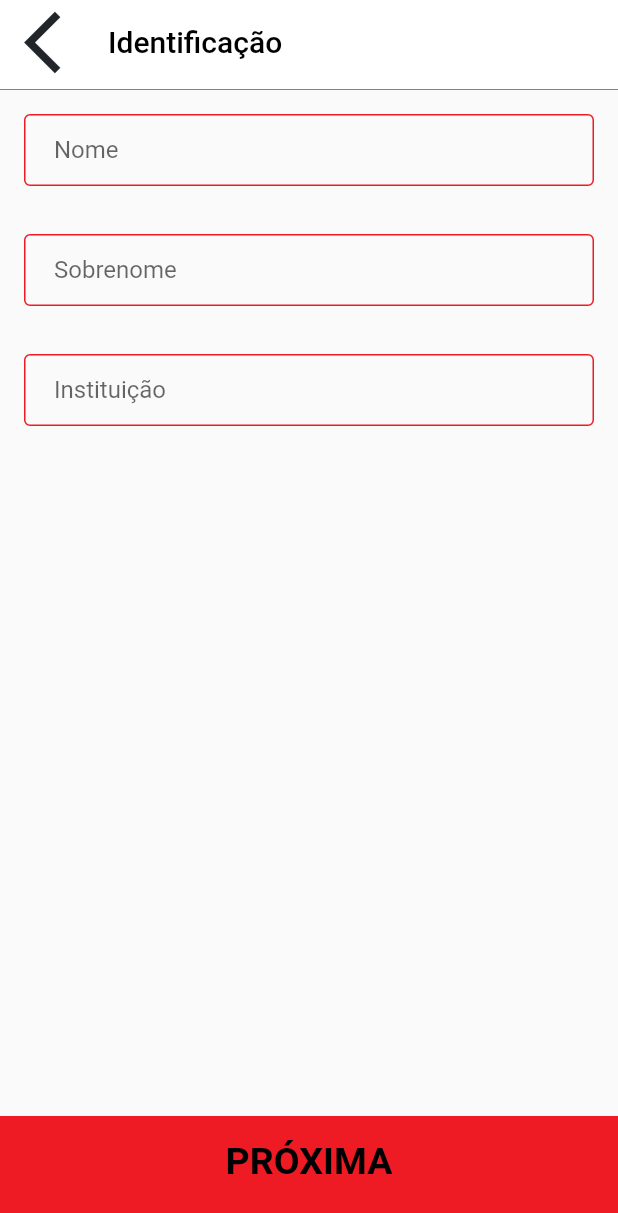
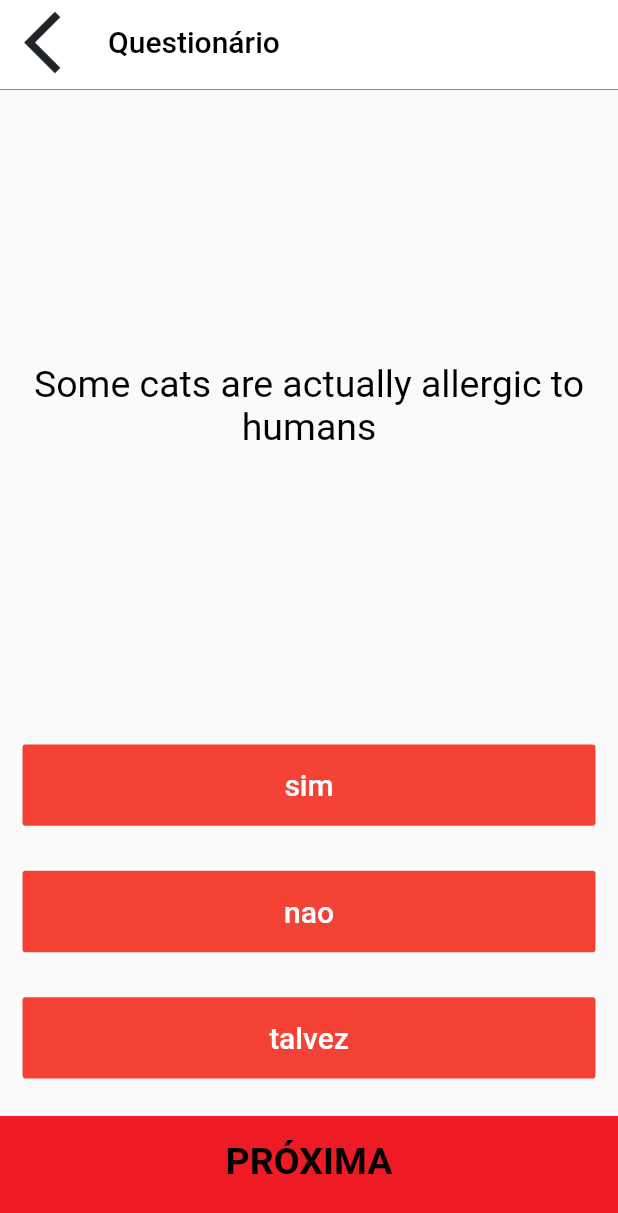
Before and after one commit to gustavo-ferreira20/celer-pequisa, a Flutter app: the IniciarQuiz screen opened by its route, after a tap on "INICIAR QUIZ", on a phone screen of 412 x 824 dp. Shown: the top 1213 px of the screen. Run offline on Flutter 3.47's test engine with Material 2 defaults, Android fonts, the phone set to English and light mode, and no system bars; our stand-ins replace rflutter_alert.

Commit message:
Quiz: Logic and Constructor

```diff
--- /dev/null
+++ b/lib/funcionalidades/estrutura_das_questoes.dart
@@ -0,0 +1,9 @@
+class Question {
+  String questionText;
+  List<String> questionAnswer;
+
+  Question(String q, {List<String> a}) {
+    questionText = q;
+    questionAnswer = a;
+  }
+}
--- /dev/null
+++ b/lib/funcionalidades/questaoCerebro.dart
@@ -0,0 +1,70 @@
+import 'package:celer_pesquisa_app/funcionalidades/estrutura_das_questoes.dart';
+
+class QuestaoCerebro {
+  int _questionNumber = 0;
+
+  List<Question> _questionBank = [
+    Question('Some cats are actually allergic to humans',
+        a: ['sim', 'nao', 'talvez']),
+    Question('You can lead a cow down stairs but not up stairs.',
+        a: ['sim', 'nao', 'aaaaaa']),
+    Question('Questao sem alternativa'),
+    Question('Approximately one quarter of human bones are in the feet.',
+        a: ['sim', 'ssssssss', 'talvez', 'uuu']),
+    Question('TEssssssssss', a: [
+      'foi',
+      'ssssssss',
+    ]),
+    Question('AAAAAAAAAA', a: ['sim', 'ssssssss', 'talvez', 'uuu', 'yyyyy']),
+  ];
+
+  void nextQuestion() {
+    if (_questionNumber < _questionBank.length - 1) {
+      _questionNumber++;
+    }
+  }
+
+  String getQuestionText() {
+    return _questionBank[_questionNumber].questionText;
+  }
+
+  List<String> getAnswer() {
+    return _questionBank[_questionNumber].questionAnswer;
+  }
+
+  //TODO: Step 3 Part A - Create a method called isFinished() here that checks to see if we have reached the last question. It should return (have an output) true if we've reached the last question and it should return false if we're not there yet.
+
+  bool isFinished() {
+    if (_questionNumber >= _questionBank.length - 1) {
+      //TODO: Step 3 Part B - Use a print statement to check that isFinished is returning true when you are indeed at the end of the quiz and when a restart should happen.
+
+      print('Now returning true');
+      return true;
+    } else {
+      return false;
+    }
+  }
+
+  //TODO: Step 4 part B - Create a reset() method here that sets the questionNumber back to 0.
+  void reset() {
+    _questionNumber = 0;
+  }
+
+  bool choicesButtonVisibility() {
+    if (_questionBank[_questionNumber].questionAnswer.isEmpty) {
+      return false;
+    } else {
+      return true;
+    }
+  }
+}
+
+// Loop para imprimir as opcoes
+// List<String> imprimindoOpcoes(List<String> qtdChoices) {
+//   List<String> cadaAlternativa = [];
+//   for (int i = 0; i < qtdChoices.length; i++) {
+//     String alternativa = qtdChoices[i];
+//     cadaAlternativa.add(alternativa);
+//   }
+//   return cadaAlternativa;
+// }
--- a/lib/funcionalidades/questoes_data.dart
+++ /dev/null
@@ -1,13 +0,0 @@
-int _questaoNum = 0;
-
-const List<String> perguntas = [
-  'Nome',
-  'Sobrenome',
-  'Instituição',
-];
-
-String pegarQuestaoTexto() {
-  return perguntas[_questaoNum];
-}
-
-const List<String> respostas = ['resposta 1', 'resposta 2', 'resposta 3'];
--- a/lib/main.dart
+++ b/lib/main.dart
@@ -1,4 +1,4 @@
-import 'package:celer_pesquisa_app/telas/identificacao_part1.dart';
+import 'package:celer_pesquisa_app/telas/questionario.dart';
 import 'package:celer_pesquisa_app/telas/iniciar_quiz_tela.dart';
 import 'package:celer_pesquisa_app/telas/perguntas_tela.dart';
 import 'package:flutter/material.dart';
@@ -22,8 +22,8 @@ class CelerApp extends StatelessWidget {
         LoginTela.id: (context) => LoginTela(),
         RecuperarSenhaTela.id: (context) => RecuperarSenhaTela(),
         IniciarQuiz.id: (context) => IniciarQuiz(),
-        IdentificacaoQuiz.id: (context) => IdentificacaoQuiz(),
-        PerguntasTela.id: (context) => PerguntasTela(),
+        questionarioQuiz.id: (context) => questionarioQuiz(),
+        //PerguntasTela.id: (context) => PerguntasTela(),
       },
     );
   }
--- a/lib/telas/identificacao_part1.dart
+++ /dev/null
@@ -1,97 +0,0 @@
-import 'package:celer_pesquisa_app/telas/perguntas_tela.dart';
-import 'package:flutter/material.dart';
-import 'package:celer_pesquisa_app/constantes.dart';
-import 'package:celer_pesquisa_app/utilidades/buttonBaixo.dart';
-import 'package:celer_pesquisa_app/funcionalidades/questoes_data.dart';
-
-class IdentificacaoQuiz extends StatefulWidget {
-  static const String id = 'identificacao_quiz';
-
-  @override
-  _IdentificacaoQuizState createState() => _IdentificacaoQuizState();
-}
-
-class _IdentificacaoQuizState extends State<IdentificacaoQuiz> {
-  // Loop para imprimir as perguntas
-  List<Column> imprimindoQuestoes() {
-    List<Column> cadaPergunta = [];
-    for (int i = 0; i < perguntas.length; i++) {
-      String pergunta = perguntas[i];
-      var novaPergunta = Column(
-        mainAxisAlignment: MainAxisAlignment.center,
-        crossAxisAlignment: CrossAxisAlignment.center,
-        children: [
-          Padding(
-            padding: const EdgeInsets.all(16.0),
-            child: TextField(
-              style: kTextCorEscuro,
-              onChanged: (value) {
-                //Do something with the user input.
-              },
-              decoration: InputDecoration(
-                hintText: pergunta,
-                contentPadding:
-                    EdgeInsets.symmetric(vertical: 10.0, horizontal: 20.0),
-                border: OutlineInputBorder(),
-                enabledBorder: OutlineInputBorder(
-                  borderSide: BorderSide(color: kButtonCor1, width: 1.0),
-                ),
-                focusedBorder: OutlineInputBorder(
-                  borderSide: BorderSide(color: kButtonCor1, width: 2.0),
-                ),
-              ),
-            ),
-          ),
-        ],
-      );
-      cadaPergunta.add(novaPergunta);
-    }
-    return cadaPergunta;
-  }
-
-  @override
-  Widget build(BuildContext context) {
-    return Scaffold(
-      appBar: AppBar(
-        title: Text(
-          'Identificação',
-          style: kTextCorEscuro,
-        ),
-        bottom: PreferredSize(
-            child: Container(
-              color: kButtonCor1,
-              height: 0.5,
-            ),
-            preferredSize: Size.fromHeight(4.0)),
-        backgroundColor: Colors.white,
-        elevation: 0,
-        leading: FlatButton(
-          onPressed: () {
-            Navigator.pop(context);
-          },
-          child: Icon(
-            Icons.arrow_back_ios,
-            size: 50.0,
-            color: kButtonCor2,
-          ),
-        ),
-      ),
-      body: Column(
-        children: [
-          ...imprimindoQuestoes(),
-          Expanded(
-              child: SizedBox(
-            height: 2.0,
-          )),
-          ButtonBaixo(
-            buttonTitle: 'PRÓXIMA',
-            onTap: () {
-              // Create a empty array with the questions Struct to store the full quiz
-              Navigator.pushNamed(context, PerguntasTela.id);
-            },
-          )
-        ],
-      ),
-    );
-  }
-}
--- a/lib/telas/iniciar_quiz_tela.dart
+++ b/lib/telas/iniciar_quiz_tela.dart
@@ -1,4 +1,4 @@
-import 'package:celer_pesquisa_app/telas/identificacao_part1.dart';
+import 'package:celer_pesquisa_app/telas/questionario.dart';
 import 'package:flutter/material.dart';
 import 'package:celer_pesquisa_app/utilidades/buttonBaixo.dart';
 import 'package:celer_pesquisa_app/constantes.dart';
@@ -73,7 +73,7 @@ class _IniciarQuizState extends State<IniciarQuiz> {
             buttonTitle: 'INICIAR QUIZ',
             onTap: () {
               // Create a empty array with the questions Struct to store the full quiz
-              Navigator.pushNamed(context, IdentificacaoQuiz.id);
+              Navigator.pushNamed(context, questionarioQuiz.id);
             },
           )
         ],
--- /dev/null
+++ b/lib/telas/questionario.dart
@@ -0,0 +1,153 @@
+//import 'package:celer_pesquisa_app/telas/perguntas_tela.dart';
+import 'package:flutter/material.dart';
+import 'package:celer_pesquisa_app/constantes.dart';
+import 'package:celer_pesquisa_app/utilidades/buttonBaixo.dart';
+import 'package:celer_pesquisa_app/funcionalidades/questaoCerebro.dart';
+import 'package:celer_pesquisa_app/funcionalidades/estrutura_das_questoes.dart';
+
+QuestaoCerebro questaoCerebro = QuestaoCerebro();
+
+List teste = ['um', 'dois'];
+
+class questionarioQuiz extends StatefulWidget {
+  static const String id = 'identificacao_quiz';
+
+  @override
+  _questionarioQuizState createState() => _questionarioQuizState();
+}
+
+class _questionarioQuizState extends State<questionarioQuiz> {
+  // Armazenar o quiz completo dentro dessa lista
+  List variosQuizDoUser = [];
+  // Um quiz individual será armazenado aqui
+  List IndividualQuiz = [];
+  var userChoice;
+
+  Expanded questionTextField() {
+    var textField = Expanded(
+        child: TextField(
+      style: kTextCorEscuro,
+      decoration: InputDecoration(
+          labelStyle: TextStyle(
+            color: kButtonCor2,
+          ),
+          contentPadding:
+              EdgeInsets.symmetric(vertical: 10.0, horizontal: 20.0),
+          border: OutlineInputBorder(
+            borderRadius: BorderRadius.all(Radius.circular(32.0)),
+          ),
+          enabledBorder: OutlineInputBorder(
+            borderSide: BorderSide(color: kButtonCor1, width: 1.0),
+            borderRadius: BorderRadius.all(Radius.circular(32.0)),
+          ),
+          focusedBorder: OutlineInputBorder(
+            borderSide: BorderSide(color: kButtonCor1, width: 2.0),
+            borderRadius: BorderRadius.all(Radius.circular(32.0)),
+          )),
+    ));
+    return textField;
+  }
+
+  List<Widget> getChoices() {
+    List<Widget> choices = [];
+    for (int i = 0; i < questaoCerebro.getAnswer().length; i++) {
+      String eachAnswer = questaoCerebro.getAnswer()[i];
+      var newChoice = Expanded(
+        child: Padding(
+          padding: EdgeInsets.all(15.0),
+          child: FlatButton(
+            color: Colors.red,
+            child: Text(
+              eachAnswer,
+              style: TextStyle(
+                fontSize: 20.0,
+                color: Colors.white,
+              ),
+            ),
+            onPressed: () {
+              //The user picked this button.
+              userChoice = eachAnswer;
+            },
+          ),
+        ),
+      );
+      choices.add(newChoice);
+    }
+    return choices;
+  }
+
+  // displayChoices() {
+  //   if (questaoCerebro.getAnswer() == null) {
+  //     return questionTextField();
+  //   } else {
+  //     return getChoices();
+  //   }
+  // }
+
+  @override
+  Widget build(BuildContext context) {
+    return Scaffold(
+      appBar: AppBar(
+        title: Text(
+          'Questionário',
+          style: kTextCorEscuro,
+        ),
+        bottom: PreferredSize(
+            child: Container(
+              color: kButtonCor1,
+              height: 0.5,
+            ),
+            preferredSize: Size.fromHeight(4.0)),
+        backgroundColor: Colors.white,
+        elevation: 0,
+        leading: FlatButton(
+          onPressed: () {
+            Navigator.pop(context);
+          },
+          child: Icon(
+            Icons.arrow_back_ios,
+            size: 50.0,
+            color: kButtonCor2,
+          ),
+        ),
+      ),
+      body: Column(
+        crossAxisAlignment: CrossAxisAlignment.stretch,
+        children: [
+          Expanded(
+            flex: 5,
+            child: Padding(
+              padding: EdgeInsets.all(10.0),
+              child: Center(
+                child: Text(
+                  questaoCerebro.getQuestionText(),
+                  textAlign: TextAlign.center,
+                  style: TextStyle(
+                    fontSize: 25.0,
+                    color: Colors.black,
+                  ),
+                ),
+              ),
+            ),
+          ),
+          //...displayChoices(),
+          ...getChoices(),
+          Visibility(
+            visible: questaoCerebro.choicesButtonVisibility(),
+            child: ButtonBaixo(
+              buttonTitle: 'PRÓXIMA',
+              onTap: () {
+                // Create a empty array with the questions Struct to store the full quiz
+                //Navigator.pushNamed(context, PerguntasTela.id);
+                print(userChoice);
+                setState(() {
+                  questaoCerebro.nextQuestion();
+                });
+              },
+            ),
+          )
+        ],
+      ),
+    );
+  }
+}
```
Also changed, not shown: lib/telas/perguntas_tela.dart (+132 -132 lines), lib/telas/questionario_tela.dart (deleted).
